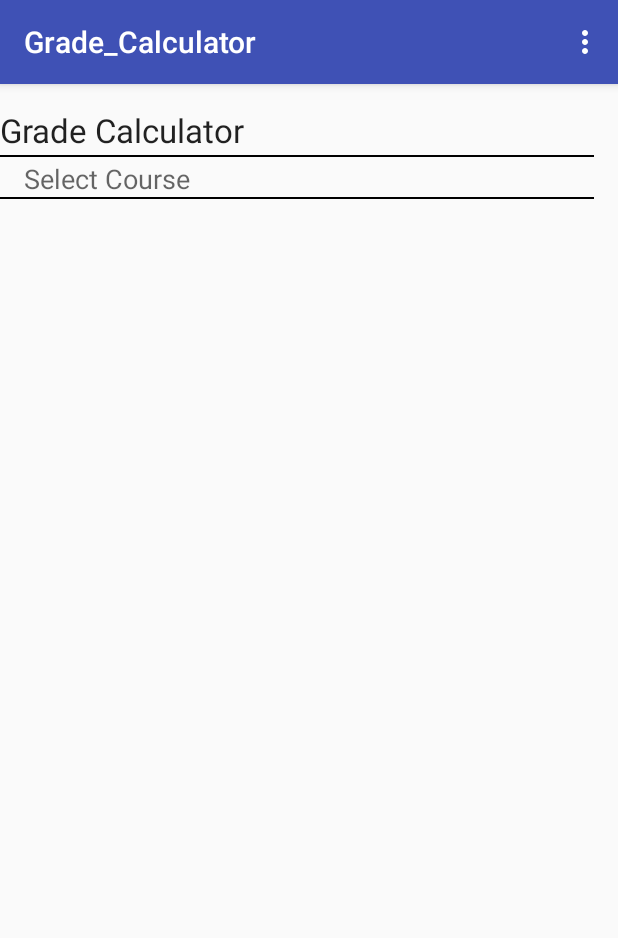
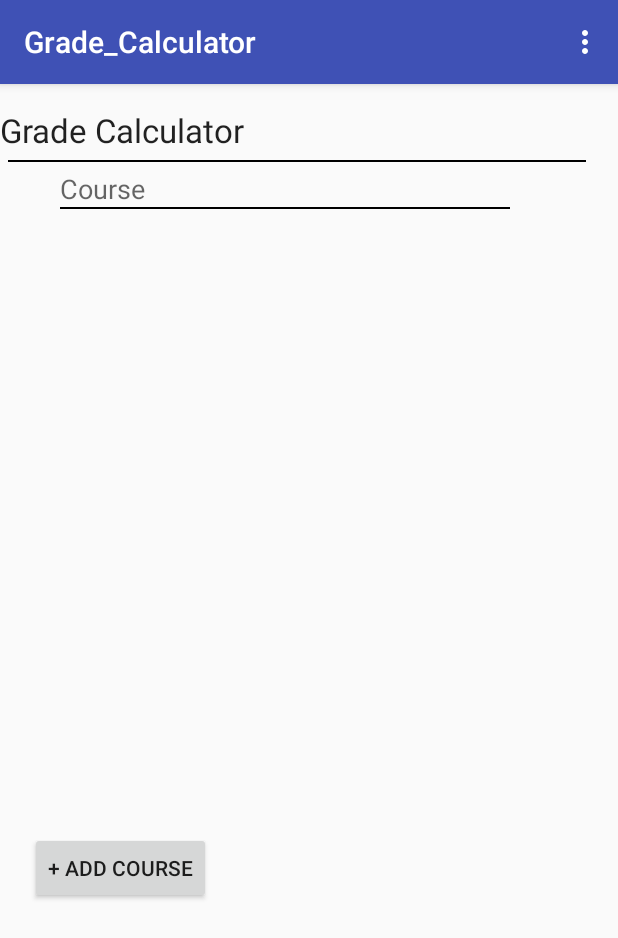
Before and after one commit to kaylebug1/Grade_Calculator, an Android app: the screen it shows after launch (MainActivity), on a phone screen of 412 x 824 dp. Shown: the top 938 px of the screen. Run offline under Robolectric (Android 15) with nearby library versions, the phone set to English and light mode, and no system bars.

Commit message:
Added some interface stuff

```diff
--- a/app/src/main/res/layout/content_main.xml
+++ b/app/src/main/res/layout/content_main.xml
@@ -3,14 +3,15 @@
     xmlns:app="http://schemas.android.com/apk/res-auto"
     xmlns:tools="http://schemas.android.com/tools"
     android:orientation="vertical"
-    android:layout_width="match_parent"
+    android:layout_width="fill_parent"
     android:layout_height="match_parent"
     android:paddingBottom="@dimen/activity_vertical_margin"
     android:paddingRight="@dimen/activity_horizontal_margin"
     android:paddingTop="@dimen/activity_vertical_margin"
     app:layout_behavior="@string/appbar_scrolling_view_behavior"
     tools:context="com.example.kayle.grade_calculator.MainActivity"
-    tools:showIn="@layout/activity_main">
+    tools:showIn="@layout/activity_main"
+    android:weightSum="1">
 
     <TextView
         android:layout_width="wrap_content"
@@ -27,21 +28,40 @@
         android:layout_marginBottom="2dp"
         android:layout_marginLeft="0dp"
         android:paddingLeft="0dp"
-        android:paddingStart="0dp"></View>
+        android:paddingStart="0dp"
+        android:layout_margin="5dp"></View>
 
     <TextView
+        android:layout_width="250dp"
+        android:layout_height="wrap_content"
+        android:textAppearance="?android:attr/textAppearanceMedium"
+        android:text="Course"
+        android:id="@+id/textView2"
+        android:layout_gravity="left|center_horizontal"
+        android:layout_marginLeft="40dp" />
+
+    <View
+        android:layout_width="300dp"
+        android:layout_height="1dp"
+        android:background="@android:color/black"
+        android:id="@+id/view"
+        android:layout_marginLeft="40dp" />
+
+    <ListView
+        android:layout_width="match_parent"
+        android:layout_height="154dp"
+        android:id="@+id/listView"
+        android:layout_weight="0.53" />
+
+
+    <Button
+        style="?android:attr/buttonStyleSmall"
         android:layout_width="wrap_content"
         android:layout_height="wrap_content"
-        android:textAppearance="?android:attr/textAppearanceMedium"
-        android:paddingLeft="@dimen/activity_horizontal_margin"
-        android:text="Select Course"
-        android:id="@+id/textView2" />
+        android:text="+ Add Course"
+        android:id="@+id/button"
+        android:layout_marginTop="30dp"
+        android:layout_marginLeft="20dp" />
 
-    <View
-        android:layout_width="wrap_content"
-        android:layout_height="1dp"
-        android:background="@android:color/black"
-        android:paddingLeft="@dimen/activity_horizontal_margin"
-        android:id="@+id/view" />
 
 </LinearLayout>
```
